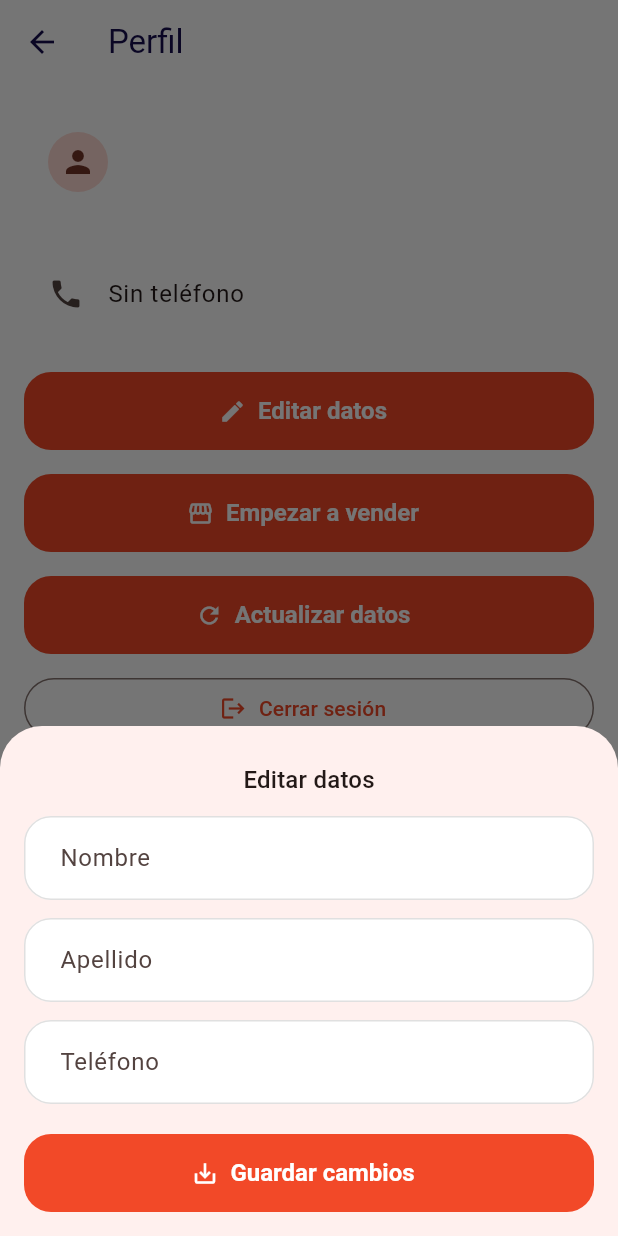
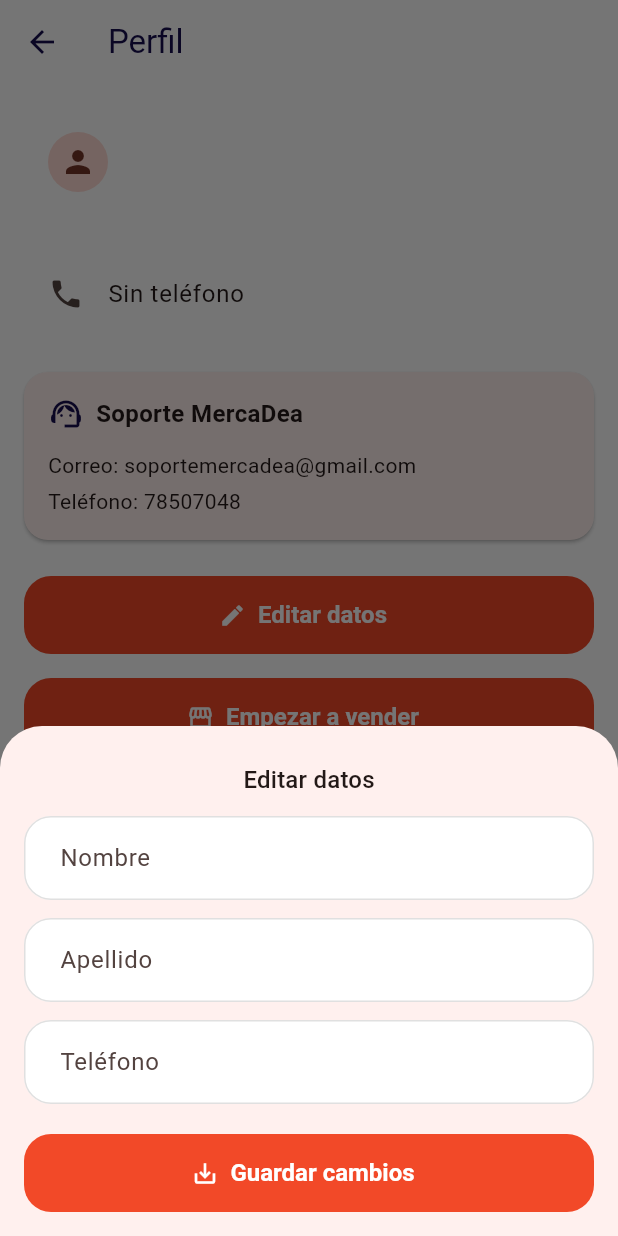
Before and after one commit to LuisFernandoMRsc/AplicacionMovilMercaDeaUltimaVersion, a Flutter app: the ProfileScreen screen opened directly, after a tap on "Editar datos", on a phone screen of 412 x 824 dp. Run offline on Flutter 3.47's test engine with Material 3 defaults, Android fonts, the phone set to English and light mode, and no system bars; our stand-ins replace file_picker, flutter_secure_storage, graphql_flutter, jwt_decoder, permission_handler, qr_flutter; accounts and stored records are empty.

Commit message:
cambio de disenoaa

```diff
--- a/lib/features/profile/profile_screen.dart
+++ b/lib/features/profile/profile_screen.dart
@@ -1,4 +1,5 @@
 import 'package:flutter/material.dart';
+import 'package:flutter/services.dart';
 import 'package:provider/provider.dart';
 
 import '../../providers/auth_provider.dart';
@@ -42,6 +43,36 @@ class ProfileScreen extends StatelessWidget {
               ListTile(
                 leading: const Icon(Icons.phone),
                 title: Text(perfil.telefono.isEmpty ? 'Sin teléfono' : perfil.telefono),
+              ),
+              const SizedBox(height: 24),
+              Card(
+                margin: EdgeInsets.zero,
+                shape: RoundedRectangleBorder(borderRadius: BorderRadius.circular(16)),
+                child: Padding(
+                  padding: const EdgeInsets.all(16),
+                  child: Column(
+                    crossAxisAlignment: CrossAxisAlignment.start,
+                    children: [
+                      Row(
+                        children: const [
+                          Icon(Icons.support_agent, color: Color(0xFF160D4E)),
+                          SizedBox(width: 8),
+                          Text(
+                            'Soporte MercaDea',
+                            style: TextStyle(
+                              fontSize: 16,
+                              fontWeight: FontWeight.w700,
+                            ),
+                          ),
+                        ],
+                      ),
+                      const SizedBox(height: 12),
+                      const Text('Correo: soportemercadea@gmail.com'),
+                      const SizedBox(height: 4),
+                      const Text('Teléfono: 78507048'),
+                    ],
+                  ),
+                ),
               ),
               const SizedBox(height: 24),
               FilledButton.icon(
@@ -124,11 +155,15 @@ class ProfileScreen extends StatelessWidget {
               TextField(
                 controller: nitCtrl,
                 decoration: const InputDecoration(labelText: 'NIT'),
+                keyboardType: TextInputType.number,
+                inputFormatters: [FilteringTextInputFormatter.digitsOnly],
               ),
               const SizedBox(height: 12),
               TextField(
                 controller: numeroCuentaCtrl,
                 decoration: const InputDecoration(labelText: 'Número de cuenta'),
+                keyboardType: TextInputType.number,
+                inputFormatters: [FilteringTextInputFormatter.digitsOnly],
               ),
               const SizedBox(height: 12),
               TextField(
@@ -246,12 +281,22 @@ class _EditarPerfilSheetState extends State<_EditarPerfilSheet> {
             TextFormField(
               controller: _nombreCtrl,
               decoration: const InputDecoration(labelText: 'Nombre'),
+              inputFormatters: [
+                FilteringTextInputFormatter.allow(
+                  RegExp(r"[a-zA-ZáéíóúÁÉÍÓÚñÑ\s]"),
+                ),
+              ],
               validator: Validators.required,
             ),
             const SizedBox(height: 12),
             TextFormField(
               controller: _apellidoCtrl,
               decoration: const InputDecoration(labelText: 'Apellido'),
+              inputFormatters: [
+                FilteringTextInputFormatter.allow(
+                  RegExp(r"[a-zA-ZáéíóúÁÉÍÓÚñÑ\s]"),
+                ),
+              ],
               validator: Validators.required,
             ),
             const SizedBox(height: 12),
@@ -259,6 +304,7 @@ class _EditarPerfilSheetState extends State<_EditarPerfilSheet> {
               controller: _telefonoCtrl,
               decoration: const InputDecoration(labelText: 'Teléfono'),
               keyboardType: TextInputType.phone,
+              inputFormatters: [FilteringTextInputFormatter.digitsOnly],
             ),
             const SizedBox(height: 20),
             FilledButton.icon(
```
Also changed, not shown: lib/features/auth/register_screen.dart (+13 -1 lines), lib/features/producer/widgets/venta_qr_bottom_sheet.dart (added, +169 -0 lines), 1 other file.
